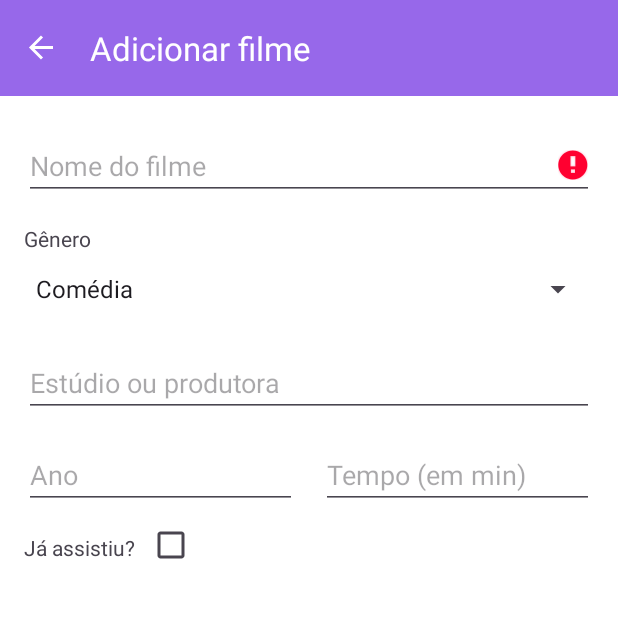
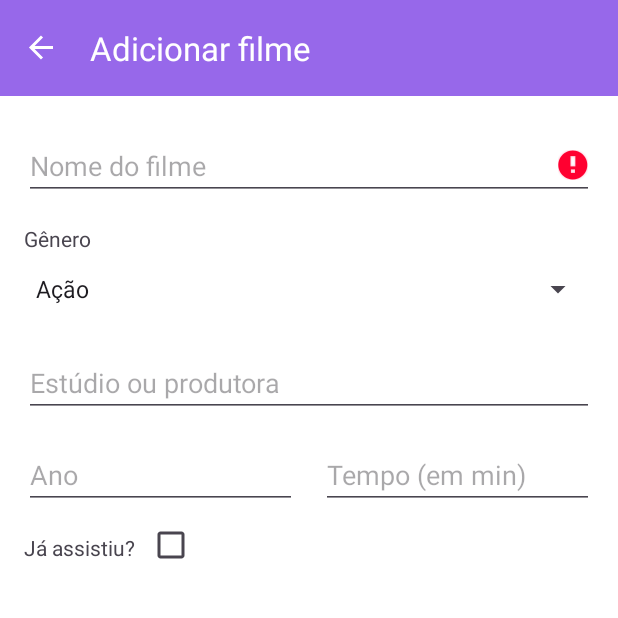
Before and after one commit to alinegtcl/MoviesManager, an Android app: the MovieManagerFragment screen opened through its navigation route, on a phone screen of 412 x 824 dp, the top half of it. Run offline under Robolectric (Android 15) with nearby library versions, the phone set to English and light mode, and no system bars; our stand-ins replace Room's generated code, navigation-ui.

Commit message:
fix(add_movie): added movies genres.

```diff
--- a/app/src/main/java/com/luisitolentino/moviesmanager/presentation/view/fragment/MovieManagerFragment.kt
+++ b/app/src/main/java/com/luisitolentino/moviesmanager/presentation/view/fragment/MovieManagerFragment.kt
@@ -38,11 +38,13 @@ class MovieManagerFragment : Fragment() {
     private var isEdit by Delegates.notNull<Boolean>()
 
     private val movieGenreList = listOf(
+        "Ação",
+        "Aventura",
         "Comédia",
         "Drama",
-        "Terror",
+        "Ficção Científica",
         "Romance",
-        "Aventura"
+        "Terror"
     )
 
     private var name = EMPTY_STRING
```
